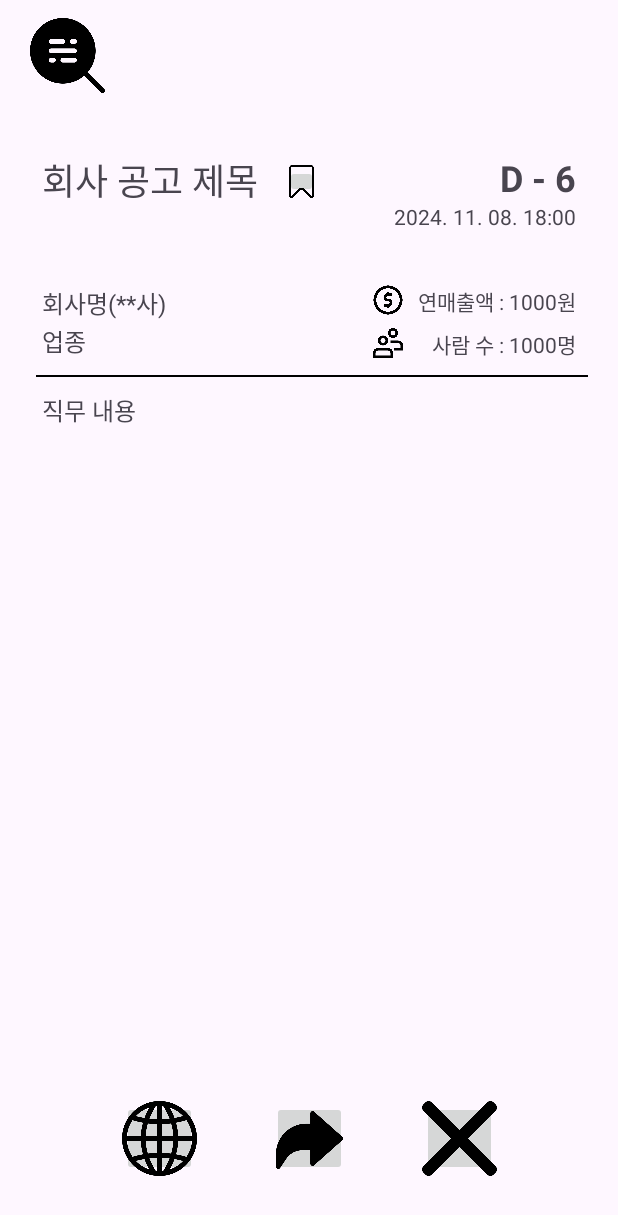
After one commit to tl1l1l1s/job-search-mobile-project, an Android app: the layout activity_detail.xml on its own in the app's theme, with its tools: preview values and no code run, on a phone screen of 412 x 824 dp. The commit adds this screen. Shown: the top 1215 px of the screen. Run offline under Robolectric (Android 15) with nearby library versions, the phone set to English and light mode, and no system bars.

Commit message:
Feature: detail page UI

```diff
--- /dev/null
+++ b/app/src/main/res/layout/activity_detail.xml
@@ -0,0 +1,246 @@
+<?xml version="1.0" encoding="utf-8"?>
+<androidx.constraintlayout.widget.ConstraintLayout xmlns:android="http://schemas.android.com/apk/res/android"
+    xmlns:app="http://schemas.android.com/apk/res-auto"
+    xmlns:tools="http://schemas.android.com/tools"
+    android:layout_width="match_parent"
+    android:layout_height="match_parent">
+
+    <ImageView
+        android:id="@+id/imgDetail"
+        android:layout_width="50dp"
+        android:layout_height="50dp"
+        android:layout_marginStart="20dp"
+        android:layout_marginTop="12dp"
+        android:contentDescription="Detail icon"
+        app:layout_constraintStart_toStartOf="parent"
+        app:layout_constraintTop_toTopOf="parent"
+        app:srcCompat="@drawable/detail" />
+
+    <LinearLayout
+        android:layout_width="match_parent"
+        android:layout_height="500dp"
+        android:layout_marginStart="20dp"
+        android:layout_marginTop="40dp"
+        android:layout_marginEnd="20dp"
+        android:orientation="vertical"
+        app:layout_constraintEnd_toEndOf="parent"
+        app:layout_constraintStart_toStartOf="parent"
+        app:layout_constraintTop_toBottomOf="@+id/imgDetail">
+
+        <LinearLayout
+            android:layout_width="match_parent"
+            android:layout_height="wrap_content"
+            android:layout_marginBottom="18dp"
+            android:orientation="horizontal"
+            android:paddingLeft="8dp"
+            android:paddingRight="8dp">
+
+            <TextView
+                android:id="@+id/tvTitle"
+                android:layout_width="wrap_content"
+                android:layout_height="wrap_content"
+                android:text="회사 공고 제목"
+                android:textSize="24sp" />
+
+            <ImageButton
+                android:id="@+id/btnScrap"
+                android:layout_width="22dp"
+                android:layout_height="22dp"
+                android:layout_marginLeft="18dp"
+                android:layout_marginTop="8dp"
+                android:layout_weight="0"
+                android:padding="0sp"
+                android:scaleType="centerCrop"
+                app:srcCompat="@drawable/scrap" />
+
+            <LinearLayout
+                android:layout_width="match_parent"
+                android:layout_height="wrap_content"
+                android:orientation="vertical">
+
+                <TextView
+                    android:id="@+id/tvDday"
+                    android:layout_width="match_parent"
+                    android:layout_height="wrap_content"
+                    android:text="D - 6"
+                    android:textAlignment="textEnd"
+                    android:textSize="24sp"
+                    android:textStyle="bold" />
+
+                <TextView
+                    android:id="@+id/tvReceiptCloseDt"
+                    android:layout_width="match_parent"
+                    android:layout_height="wrap_content"
+                    android:text="2024. 11. 08. 18:00"
+                    android:textAlignment="textEnd" />
+            </LinearLayout>
+
+        </LinearLayout>
+
+        <LinearLayout
+            android:layout_width="match_parent"
+            android:layout_height="wrap_content"
+            android:layout_marginTop="18dp"
+            android:orientation="horizontal"
+            android:paddingLeft="8dp"
+            android:paddingRight="8dp">
+
+            <LinearLayout
+                android:layout_width="180dp"
+                android:layout_height="wrap_content"
+                android:orientation="vertical">
+
+                <TextView
+                    android:id="@+id/tvCompany"
+                    android:layout_width="wrap_content"
+                    android:layout_height="wrap_content"
+                    android:text="회사명(**사)"
+                    android:textSize="16sp" />
+
+                <Space
+                    android:layout_width="match_parent"
+                    android:layout_height="1dp"
+                    android:layout_weight="1"></Space>
+
+                <TextView
+                    android:id="@+id/tvIndTpNm"
+                    android:layout_width="wrap_content"
+                    android:layout_height="wrap_content"
+                    android:text="업종"
+                    android:textSize="16sp" />
+
+            </LinearLayout>
+
+
+            <Space
+                android:layout_width="0dp"
+                android:layout_height="1dp"
+                android:layout_weight="1"></Space>
+
+            <LinearLayout
+                android:layout_width="wrap_content"
+                android:layout_height="wrap_content"
+                android:orientation="vertical">
+
+                <LinearLayout
+                    android:layout_width="match_parent"
+                    android:layout_height="wrap_content"
+                    android:orientation="horizontal">
+
+                    <ImageView
+                        android:id="@+id/imgCoin"
+                        android:layout_width="20dp"
+                        android:layout_height="20dp"
+                        app:srcCompat="@drawable/coin" />
+
+                    <TextView
+                        android:id="@+id/tvYrSalesAmt"
+                        android:layout_width="match_parent"
+                        android:layout_height="wrap_content"
+                        android:layout_marginLeft="10dp"
+                        android:text="연매출액 : 1000원"
+                        android:textAlignment="textEnd"
+                        android:textSize="14sp" />
+                </LinearLayout>
+
+                <Space
+                    android:layout_width="match_parent"
+                    android:layout_height="7dp"
+                    android:layout_weight="1"></Space>
+
+                <LinearLayout
+                    android:layout_width="match_parent"
+                    android:layout_height="wrap_content"
+                    android:orientation="horizontal">
+
+                    <ImageView
+                        android:id="@+id/imgHuman"
+                        android:layout_width="20dp"
+                        android:layout_height="20dp"
+                        app:srcCompat="@drawable/people" />
+
+                    <TextView
+                        android:id="@+id/tvTotPsncnt"
+                        android:layout_width="wrap_content"
+                        android:layout_height="wrap_content"
+                        android:layout_marginLeft="10dp"
+                        android:layout_weight="1"
+                        android:text="사람 수 : 1000명"
+                        android:textAlignment="textEnd"
+                        android:textSize="14sp" />
+                </LinearLayout>
+            </LinearLayout>
+
+        </LinearLayout>
+
+        <View
+            android:layout_width="match_parent"
+            android:layout_height="1dp"
+            android:layout_centerInParent="true"
+            android:layout_marginLeft="4dp"
+            android:layout_marginTop="10dp"
+            android:layout_marginBottom="10dp"
+            android:background="#000000" />
+
+        <TextView
+            android:id="@+id/tvJobCont"
+            android:layout_width="match_parent"
+            android:layout_height="wrap_content"
+            android:paddingLeft="8dp"
+            android:paddingRight="8dp"
+            android:text="직무 내용"
+            android:textSize="16sp" />
+
+
+    </LinearLayout>
+
+    <LinearLayout
+        android:id="@+id/buttonLayout"
+        android:layout_width="250dp"
+        android:layout_height="wrap_content"
+        android:layout_marginBottom="40dp"
+        android:baselineAligned="true"
+        android:orientation="horizontal"
+        app:layout_constraintBottom_toBottomOf="parent"
+        app:layout_constraintEnd_toEndOf="parent"
+        app:layout_constraintStart_toStartOf="parent">
+
+
+        <ImageButton
+            android:id="@+id/btnToInternet"
+            android:layout_width="50dp"
+            android:layout_height="50dp"
+            android:layout_weight="0"
+            android:padding="0sp"
+            android:scaleType="centerCrop"
+            app:srcCompat="@drawable/internet" />
+
+        <Space
+            android:layout_width="0dp"
+            android:layout_height="1dp"
+            android:layout_weight="1"></Space>
+
+        <ImageButton
+            android:id="@+id/btnShare"
+            android:layout_width="50dp"
+            android:layout_height="50dp"
+            android:layout_weight="0"
+            android:padding="0sp"
+            android:scaleType="centerCrop"
+            app:srcCompat="@drawable/share" />
+
+        <Space
+            android:layout_width="0dp"
+            android:layout_height="1dp"
+            android:layout_weight="1"></Space>
+
+        <ImageButton
+            android:id="@+id/btnCancel"
+            android:layout_width="50dp"
+            android:layout_height="50dp"
+            android:layout_weight="0"
+            android:padding="0sp"
+            android:scaleType="centerCrop"
+            app:srcCompat="@drawable/cancel" />
+    </LinearLayout>
+</androidx.constraintlayout.widget.ConstraintLayout>
--- a/app/src/main/res/layout/activity_main.xml
+++ b/app/src/main/res/layout/activity_main.xml
@@ -11,19 +11,18 @@
         android:id="@+id/mainTitle"
         android:layout_width="wrap_content"
         android:layout_height="wrap_content"
-        android:layout_marginTop="12dp"
+        android:layout_marginStart="20dp"
+        android:layout_marginTop="20dp"
         android:text="채용 알림"
         android:textSize="22sp"
-        app:layout_constraintEnd_toEndOf="parent"
-        app:layout_constraintHorizontal_bias="0.047"
         app:layout_constraintStart_toStartOf="parent"
         app:layout_constraintTop_toTopOf="parent" />
 
     <LinearLayout
         android:id="@+id/linearLayout"
         android:layout_width="match_parent"
-        android:layout_height="match_parent"
-        android:layout_marginTop="70dp"
+        android:layout_height="wrap_content"
+        android:layout_marginTop="28dp"
         android:orientation="horizontal"
         app:layout_constraintEnd_toEndOf="parent"
         app:layout_constraintHorizontal_bias="0.0"
@@ -68,11 +67,10 @@
         android:id="@+id/mainSubtitle"
         android:layout_width="wrap_content"
         android:layout_height="wrap_content"
-        android:layout_marginTop="50dp"
+        android:layout_marginStart="20dp"
+        android:layout_marginTop="80dp"
         android:text="최근 맞춤형 채용 공고"
         android:textSize="20sp"
-        app:layout_constraintEnd_toEndOf="parent"
-        app:layout_constraintHorizontal_bias="0.056"
         app:layout_constraintStart_toStartOf="parent"
         app:layout_constraintTop_toTopOf="@+id/linearLayout" />
 
@@ -80,15 +78,15 @@
         android:id="@+id/recyclerView"
         android:layout_width="0dp"
         android:layout_height="400dp"
-        android:layout_marginStart="12dp"
+        android:layout_marginStart="20dp"
         android:layout_marginTop="10dp"
-        android:layout_marginEnd="12dp"
+        android:layout_marginEnd="20dp"
         app:layout_constraintEnd_toEndOf="parent"
         app:layout_constraintStart_toStartOf="parent"
         app:layout_constraintTop_toBottomOf="@+id/mainSubtitle" />
 
     <LinearLayout
-        android:layout_width="300dp"
+        android:layout_width="250dp"
         android:layout_height="50dp"
         android:layout_marginBottom="40dp"
         android:baselineAligned="true"
--- a/app/src/main/res/layout/activity_scrap.xml
+++ b/app/src/main/res/layout/activity_scrap.xml
@@ -6,11 +6,11 @@
     android:layout_height="match_parent">
 
     <ImageView
-        android:id="@+id/imageView"
+        android:id="@+id/imgScrap"
         android:layout_width="50dp"
         android:layout_height="50dp"
-        android:layout_marginStart="12dp"
-        android:layout_marginTop="12dp"
+        android:layout_marginStart="20dp"
+        android:layout_marginTop="20dp"
         app:layout_constraintStart_toStartOf="parent"
         app:layout_constraintTop_toTopOf="parent"
         app:srcCompat="@drawable/scraped" />
@@ -23,19 +23,19 @@
         android:layout_marginTop="21dp"
         android:text="스크랩 목록"
         android:textSize="22sp"
-        app:layout_constraintStart_toEndOf="@+id/imageView"
+        app:layout_constraintStart_toEndOf="@+id/imgScrap"
         app:layout_constraintTop_toTopOf="parent" />
 
     <androidx.recyclerview.widget.RecyclerView
         android:id="@+id/recyclerView2"
         android:layout_width="0dp"
         android:layout_height="500dp"
-        android:layout_marginStart="12dp"
+        android:layout_marginStart="20dp"
         android:layout_marginTop="40dp"
-        android:layout_marginEnd="12dp"
+        android:layout_marginEnd="20dp"
         app:layout_constraintEnd_toEndOf="parent"
         app:layout_constraintStart_toStartOf="parent"
-        app:layout_constraintTop_toBottomOf="@+id/imageView" />
+        app:layout_constraintTop_toBottomOf="@+id/imgScrap" />
 
     <ImageButton
         android:id="@+id/btnCancel"
```
Also changed, not shown: app/src/main/res/drawable/coin.png (added), app/src/main/res/drawable/detail.png (added), app/src/main/res/drawable/people.png (added).
